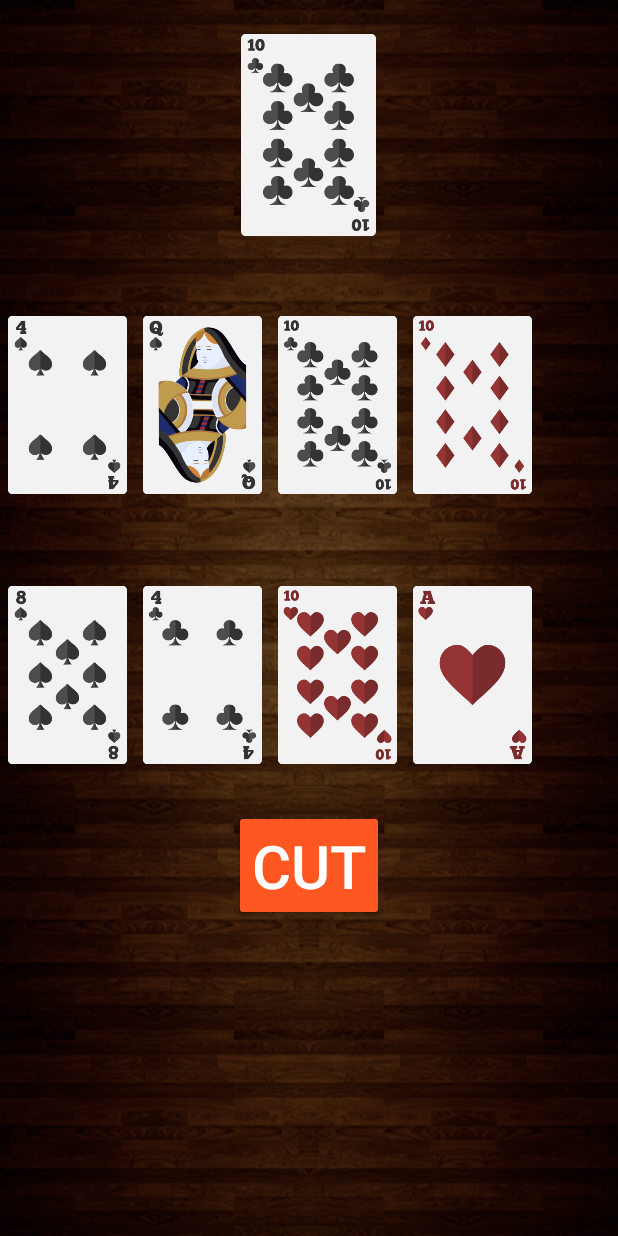
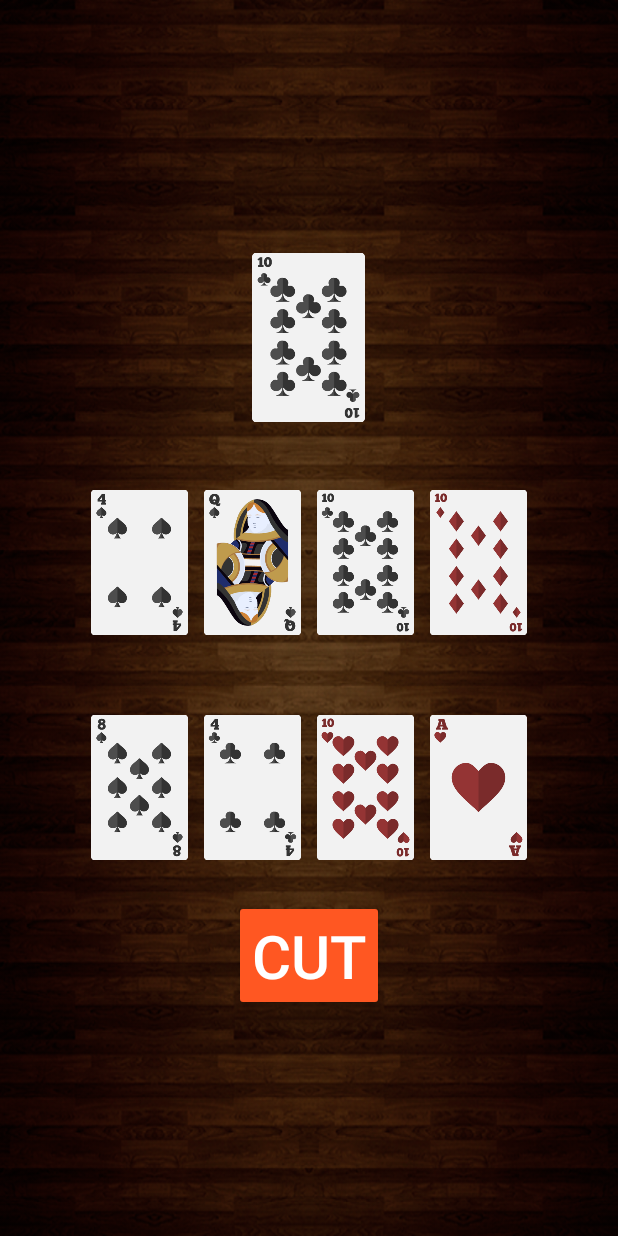
Before and after one commit to Livin21/Kazhutha-Android, an Android app: the SinglePlayer screen opened directly, with no data from a screen before it, on a phone screen of 412 x 824 dp. Run offline under Robolectric (Android 15) with nearby library versions, the phone set to English and light mode, and no system bars.

Commit message:
Made game scalable to different screen sizes
Deadline Extended ? One Last push!

```diff
--- a/app/src/main/java/com/lmntrx/kazhutha/Instructions.java
+++ b/app/src/main/java/com/lmntrx/kazhutha/Instructions.java
@@ -15,8 +15,6 @@ public class Instructions extends AppCompatActivity {
         setContentView(R.layout.activity_instructions);
 
 
-        //Toolbar toolbar = (Toolbar) findViewById(R.id.toolbar);
-        //setSupportActionBar(toolbar);
     }
 
 }
--- a/app/src/main/java/com/lmntrx/kazhutha/SinglePlayer.java
+++ b/app/src/main/java/com/lmntrx/kazhutha/SinglePlayer.java
@@ -127,6 +127,8 @@ public class SinglePlayer extends AppCompatActivity {
 
     public void displayLoseLayout()
     {
+        RelativeLayout gameLayout= (RelativeLayout) findViewById(R.id.computerCards);
+        gameLayout.setVisibility(View.GONE);
         RelativeLayout loseLayout=(RelativeLayout)findViewById(R.id.loseLayout);
         loseLayout.setVisibility(View.VISIBLE);
         TextView scoreBoard=(TextView)findViewById(R.id.scoreBoard);
@@ -137,6 +139,8 @@ public class SinglePlayer extends AppCompatActivity {
     {
         RelativeLayout loseLayout=(RelativeLayout)findViewById(R.id.loseLayout);
         loseLayout.setVisibility(View.GONE);
+        RelativeLayout gameLayout= (RelativeLayout) findViewById(R.id.computerCards);
+        gameLayout.setVisibility(View.VISIBLE);
     }
 
     public void restartGame(View view)
--- a/app/src/main/res/layout/activity_main_menu.xml
+++ b/app/src/main/res/layout/activity_main_menu.xml
@@ -17,6 +17,7 @@
 
 
     <Button
+
         android:theme="@style/buttonTheme"
 
         android:layout_marginEnd="-8dp"
@@ -34,6 +35,7 @@
         />
 
     <Button
+
         android:theme="@style/buttonTheme2"
 
         android:textSize="30sp"
--- a/app/src/main/res/layout/activity_single_player.xml
+++ b/app/src/main/res/layout/activity_single_player.xml
@@ -1,13 +1,20 @@
 <?xml version="1.0" encoding="utf-8"?>
+
+<!-- TO DO  : Make the game scalable to all devices  -->
+
 <LinearLayout xmlns:android="http://schemas.android.com/apk/res/android"
     xmlns:tools="http://schemas.android.com/tools"
     android:layout_width="match_parent"
     android:layout_height="match_parent"
     android:orientation="vertical"
     android:background="@drawable/newbg"
-    tools:context="com.lmntrx.kazhutha.SinglePlayer">
+    android:layout_centerInParent="true"
+    tools:context="com.lmntrx.kazhutha.SinglePlayer"
+    android:weightSum="1"
+    >
 
     <RelativeLayout
+        android:layout_weight="1"
         android:layout_width="match_parent"
         android:layout_height="match_parent"
         android:orientation="vertical"
@@ -49,23 +56,26 @@
     </RelativeLayout>
 
     <RelativeLayout
+
+        android:layout_weight="1"
         android:layout_width="match_parent"
         android:layout_height="match_parent"
+        android:gravity="center_vertical"
 
         android:id="@+id/computerCards"
         android:visibility="visible"
         >
 
         <ImageView
-            android:layout_width="90dp"
-            android:layout_height="180dp"
+            android:layout_width="@dimen/card_width"
+            android:layout_height="@dimen/card_height"
             android:src="@drawable/c2"
             android:layout_centerHorizontal="true"
             android:id="@+id/computerCard" />
 
         <GridLayout
 
-
+            android:layout_centerHorizontal="true"
             android:layout_below="@id/computerCard"
             android:layout_width="wrap_content"
             android:layout_height="wrap_content"
@@ -77,8 +87,8 @@
             >
 
             <ImageView
-                android:layout_width="90dp"
-                android:layout_height="180dp"
+                android:layout_width="@dimen/card_width"
+                android:layout_height="@dimen/card_height"
                 android:layout_column="0"
                 android:layout_row="0"
                 android:onClick="playCard"
@@ -88,8 +98,8 @@
                 android:src="@drawable/c2"/>
 
             <ImageView
-                android:layout_width="90dp"
-                android:layout_height="180dp"
+                android:layout_width="@dimen/card_width"
+                android:layout_height="@dimen/card_height"
                 android:layout_column="1"
                 android:padding="5dp"
                 android:layout_row="0"
@@ -100,8 +110,8 @@
 
 
             <ImageView
-                android:layout_width="90dp"
-                android:layout_height="180dp"
+                android:layout_width="@dimen/card_width"
+                android:layout_height="@dimen/card_height"
                 android:layout_column="2"
                 android:padding="5dp"
                 android:layout_row="0"
@@ -111,8 +121,8 @@
                 android:src="@drawable/c2"/>
 
             <ImageView
-                android:layout_width="90dp"
-                android:layout_height="180dp"
+                android:layout_width="@dimen/card_width"
+                android:layout_height="@dimen/card_height"
                 android:layout_column="3"
                 android:padding="5dp"
                 android:layout_row="0"
@@ -123,8 +133,8 @@
 
 
             <ImageView
-                android:layout_width="90dp"
-                android:layout_height="180dp"
+                android:layout_width="@dimen/card_width"
+                android:layout_height="@dimen/card_height"
                 android:layout_column="0"
                 android:padding="5dp"
                 android:onClick="playCard"
@@ -134,8 +144,8 @@
                 android:src="@drawable/c2"/>
 
             <ImageView
-                android:layout_width="90dp"
-                android:layout_height="180dp"
+                android:layout_width="@dimen/card_width"
+                android:layout_height="@dimen/card_height"
                 android:layout_column="1"
                 android:layout_row="1"
                 android:onClick="playCard"
@@ -146,8 +156,8 @@
 
 
             <ImageView
-                android:layout_width="90dp"
-                android:layout_height="180dp"
+                android:layout_width="@dimen/card_width"
+                android:layout_height="@dimen/card_height"
                 android:layout_column="2"
                 android:layout_row="1"
                 android:onClick="playCard"
@@ -156,8 +166,8 @@
                 android:id="@+id/card6"
                 android:src="@drawable/c2"/>
             <ImageView
-                android:layout_width="90dp"
-                android:layout_height="180dp"
+                android:layout_width="@dimen/card_width"
+                android:layout_height="@dimen/card_height"
                 android:layout_column="3"
                 android:layout_row="1"
                 android:onClick="playCard"
--- /dev/null
+++ b/app/src/main/res/values-sw120dp/dimens.xml
@@ -0,0 +1,11 @@
+<resources>
+    <!-- Default screen margins, per the Android Design guidelines. -->
+    <dimen name="activity_horizontal_margin">16dp</dimen>
+    <dimen name="activity_vertical_margin">16dp</dimen>
+    <dimen name="fab_margin">16dp</dimen>
+
+    <dimen name="card_width"> 50dp</dimen>
+    <dimen name="card_height"> 100dp</dimen>
+
+
+</resources>
--- /dev/null
+++ b/app/src/main/res/values-sw160dp/dimens.xml
@@ -0,0 +1,10 @@
+<resources>
+    <!-- Default screen margins, per the Android Design guidelines. -->
+    <dimen name="activity_horizontal_margin">16dp</dimen>
+    <dimen name="activity_vertical_margin">16dp</dimen>
+    <dimen name="fab_margin">16dp</dimen>
+
+    <dimen name="card_width"> 60dp</dimen>
+    <dimen name="card_height"> 120dp</dimen>
+
+</resources>
--- /dev/null
+++ b/app/src/main/res/values-sw240dp/dimens.xml
@@ -0,0 +1,9 @@
+<resources>
+    <!-- Default screen margins, per the Android Design guidelines. -->
+    <dimen name="activity_horizontal_margin">16dp</dimen>
+    <dimen name="activity_vertical_margin">16dp</dimen>
+    <dimen name="fab_margin">16dp</dimen>
+
+    <dimen name="card_width"> 70dp</dimen>
+    <dimen name="card_height"> 140dp</dimen>
+</resources>
--- /dev/null
+++ b/app/src/main/res/values-sw320dp/dimens.xml
@@ -0,0 +1,10 @@
+<resources>
+    <!-- Default screen margins, per the Android Design guidelines. -->
+    <dimen name="activity_horizontal_margin">16dp</dimen>
+    <dimen name="activity_vertical_margin">16dp</dimen>
+    <dimen name="fab_margin">16dp</dimen>
+
+    <dimen name="card_width"> 75dp</dimen>
+    <dimen name="card_height"> 150dp</dimen>
+
+</resources>
--- /dev/null
+++ b/app/src/main/res/values-sw480dp/dimens.xml
@@ -0,0 +1,10 @@
+<resources>
+    <!-- Default screen margins, per the Android Design guidelines. -->
+    <dimen name="activity_horizontal_margin">16dp</dimen>
+    <dimen name="activity_vertical_margin">16dp</dimen>
+    <dimen name="fab_margin">16dp</dimen>
+
+    <dimen name="card_width"> 90dp</dimen>
+    <dimen name="card_height"> 180dp</dimen>
+
+</resources>
--- /dev/null
+++ b/app/src/main/res/values-sw640dp/dimens.xml
@@ -0,0 +1,9 @@
+<resources>
+    <!-- Default screen margins, per the Android Design guidelines. -->
+    <dimen name="activity_horizontal_margin">16dp</dimen>
+    <dimen name="activity_vertical_margin">16dp</dimen>
+    <dimen name="fab_margin">16dp</dimen>
+
+    <dimen name="card_width"> 100dp</dimen>
+    <dimen name="card_height">200dp </dimen>
+</resources>
--- a/app/src/main/res/values-w820dp/dimens.xml
+++ /dev/null
@@ -1,6 +0,0 @@
-<resources>
-    <!-- Example customization of dimensions originally defined in res/values/dimens.xml
-         (such as screen margins) for screens with more than 820dp of available width. This
-         would include 7" and 10" devices in landscape (~960dp and ~1280dp respectively). -->
-    <dimen name="activity_horizontal_margin">64dp</dimen>
-</resources>
--- a/app/src/main/res/values/dimens.xml
+++ /dev/null
@@ -1,6 +0,0 @@
-<resources>
-    <!-- Default screen margins, per the Android Design guidelines. -->
-    <dimen name="activity_horizontal_margin">16dp</dimen>
-    <dimen name="activity_vertical_margin">16dp</dimen>
-    <dimen name="fab_margin">16dp</dimen>
-</resources>
--- a/app/src/main/res/values/styles.xml
+++ b/app/src/main/res/values/styles.xml
@@ -6,11 +6,14 @@
         <item name="colorPrimary">@color/colorPrimary</item>
         <item name="colorPrimaryDark">@color/colorPrimaryDark</item>
         <item name="colorAccent">@color/colorAccent</item>
+
+
     </style>
 
     <style name="AppTheme.NoActionBar">
         <item name="windowActionBar">false</item>
         <item name="windowNoTitle">true</item>
+
     </style>
 
     <style name="AppTheme.AppBarOverlay" parent="ThemeOverlay.AppCompat.Dark.ActionBar" />
@@ -19,11 +22,13 @@
 
 
     <style name="buttonTheme" parent="Widget.AppCompat.Button.Colored">
-       <item name="android:colorBackground">@color/buttonColor1</item>
+       <item name="colorButtonNormal">@color/buttonColor1</item>
+        <item name="android:textColor">#fff</item>
     </style>
 
     <style name="buttonTheme2" parent="Widget.AppCompat.Button.Colored">
-        <item name="colorButtonNormal">@color/buttonColor2</item>
+        <item name="colorButtonNormal">@color/buttonColor1</item>
+        <item name="android:textColor">#fff</item>
     </style>
 
 </resources>
```
